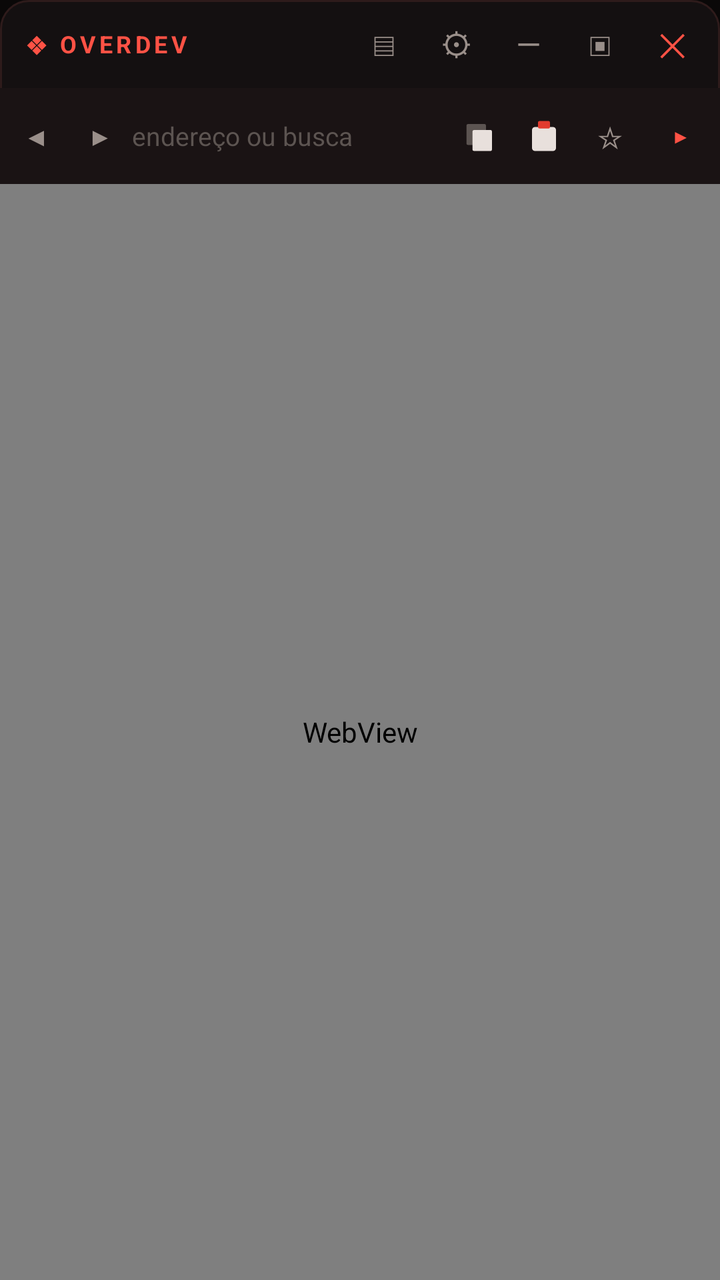
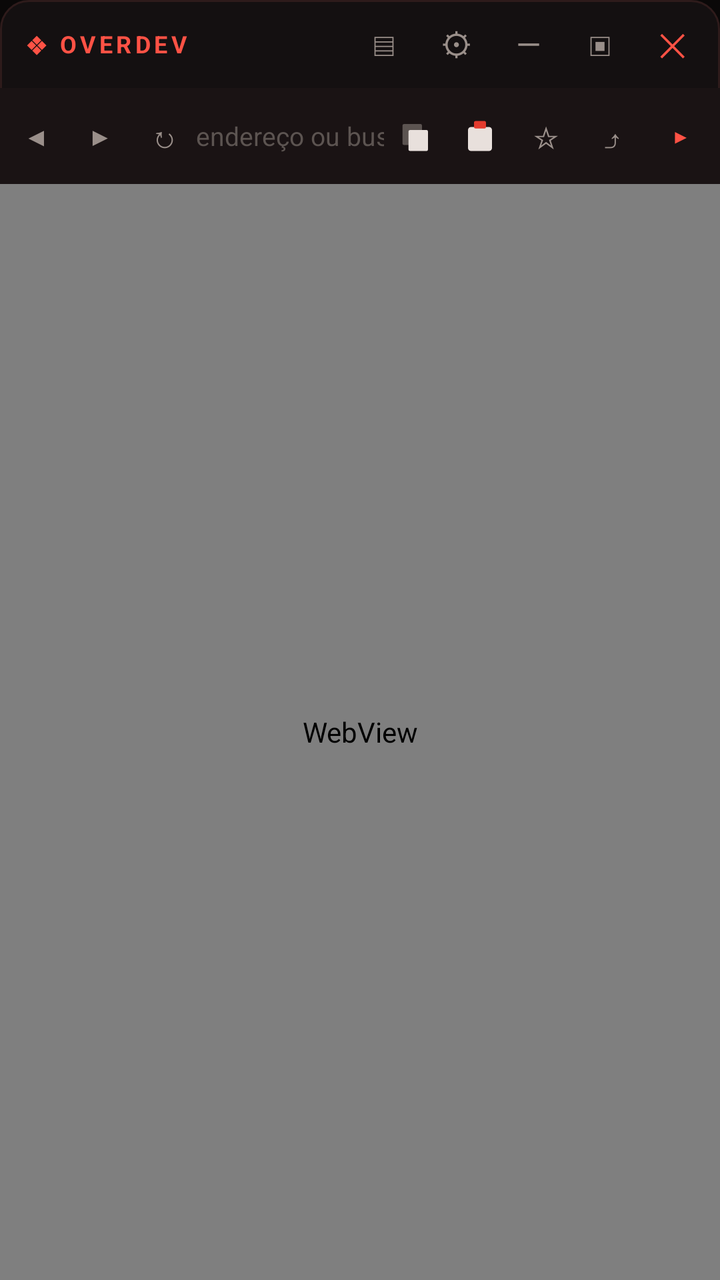

Two renders of the same Android screen: before a commit and after it. Below are the layout's source before the change and the commit's diff.
<!-- AndroidManifest.xml: application theme Theme.OverDev -->
<!-- res/layout/floating_browser.xml -->
<?xml version="1.0" encoding="utf-8"?>
<LinearLayout xmlns:android="http://schemas.android.com/apk/res/android"
    android:id="@+id/ovRoot"
    android:layout_width="match_parent"
    android:layout_height="match_parent"
    android:background="@drawable/ov_window_bg"
    android:orientation="vertical">

    <LinearLayout
        android:id="@+id/ovHeader"
        android:layout_width="match_parent"
        android:layout_height="44dp"
        android:gravity="center_vertical"
        android:orientation="horizontal"
        android:paddingStart="12dp"
        android:paddingEnd="6dp">

        <TextView
            android:layout_width="wrap_content"
            android:layout_height="wrap_content"
            android:letterSpacing="0.15"
            android:text="❖ OVERDEV"
            android:textColor="@color/ov_red_hi"
            android:textSize="12sp"
            android:textStyle="bold"/>

        <Space
            android:layout_width="0dp"
            android:layout_height="1dp"
            android:layout_weight="1"/>

        <TextView
            android:id="@+id/btnConsole"
            android:layout_width="36dp"
            android:layout_height="match_parent"
            android:background="?attr/selectableItemBackgroundBorderless"
            android:clickable="true"
            android:focusable="true"
            android:gravity="center"
            android:text="▤"
            android:textColor="@color/ov_dim"
            android:textSize="16sp"/>

        <TextView
            android:id="@+id/btnCfg"
            android:layout_width="36dp"
            android:layout_height="match_parent"
            android:background="?attr/selectableItemBackgroundBorderless"
            android:clickable="true"
            android:focusable="true"
            android:gravity="center"
            android:text="⚙"
            android:textColor="@color/ov_dim"
            android:textSize="16sp"/>

        <TextView
            android:id="@+id/btnMin"
            android:layout_width="36dp"
            android:layout_height="match_parent"
            android:background="?attr/selectableItemBackgroundBorderless"
            android:clickable="true"
            android:focusable="true"
            android:gravity="center"
            android:text="—"
            android:textColor="@color/ov_dim"
            android:textSize="16sp"/>

        <TextView
            android:id="@+id/btnExpand"
            android:layout_width="36dp"
            android:layout_height="match_parent"
            android:background="?attr/selectableItemBackgroundBorderless"
            android:clickable="true"
            android:focusable="true"
            android:gravity="center"
            android:text="▣"
            android:textColor="@color/ov_dim"
            android:textSize="16sp"/>

        <TextView
            android:id="@+id/btnClose"
            android:layout_width="36dp"
            android:layout_height="match_parent"
            android:background="?attr/selectableItemBackgroundBorderless"
            android:clickable="true"
            android:focusable="true"
            android:gravity="center"
            android:text="✕"
            android:textColor="@color/ov_red_hi"
            android:textSize="16sp"/>
    </LinearLayout>

    <LinearLayout
        android:layout_width="match_parent"
        android:layout_height="48dp"
        android:background="@color/ov_bar"
        android:gravity="center_vertical"
        android:orientation="horizontal"
        android:paddingStart="2dp"
        android:paddingEnd="2dp">

        <TextView
            android:id="@+id/btnBack"
            android:layout_width="32dp"
            android:layout_height="match_parent"
            android:background="?attr/selectableItemBackgroundBorderless"
            android:clickable="true"
            android:focusable="true"
            android:gravity="center"
            android:text="◀"
            android:textColor="@color/ov_dim"
            android:textSize="13sp"/>

        <TextView
            android:id="@+id/btnFwd"
            android:layout_width="32dp"
            android:layout_height="match_parent"
            android:background="?attr/selectableItemBackgroundBorderless"
            android:clickable="true"
            android:focusable="true"
            android:gravity="center"
            android:text="▶"
            android:textColor="@color/ov_dim"
            android:textSize="13sp"/>

        <EditText
            android:id="@+id/urlEdit"
            android:layout_width="0dp"
            android:layout_height="match_parent"
            android:layout_weight="1"
            android:background="@null"
            android:hint="endereço ou busca"
            android:imeOptions="actionGo"
            android:inputType="textUri"
            android:singleLine="true"
            android:textColor="@color/ov_txt"
            android:textColorHint="@color/ov_faint"
            android:textSize="13sp"/>

        <ImageView
            android:id="@+id/btnCopy"
            android:layout_width="32dp"
            android:layout_height="match_parent"
            android:background="?attr/selectableItemBackgroundBorderless"
            android:clickable="true"
            android:contentDescription="copiar seleção do site"
            android:focusable="true"
            android:padding="7dp"
            android:src="@drawable/ic_ov_copy"/>

        <ImageView
            android:id="@+id/btnPaste"
            android:layout_width="32dp"
            android:layout_height="match_parent"
            android:background="?attr/selectableItemBackgroundBorderless"
            android:clickable="true"
            android:contentDescription="colar no campo do site"
            android:focusable="true"
            android:padding="7dp"
            android:src="@drawable/ic_ov_paste"/>

        <TextView
            android:id="@+id/btnStar"
            android:layout_width="34dp"
            android:layout_height="match_parent"
            android:background="?attr/selectableItemBackgroundBorderless"
            android:clickable="true"
            android:focusable="true"
            android:gravity="center"
            android:text="☆"
            android:textColor="@color/ov_dim"
            android:textSize="15sp"/>

        <TextView
            android:id="@+id/btnGo"
            android:layout_width="36dp"
            android:layout_height="match_parent"
            android:background="?attr/selectableItemBackgroundBorderless"
            android:clickable="true"
            android:focusable="true"
            android:gravity="center"
            android:text="▸"
            android:textColor="@color/ov_red_hi"
            android:textSize="17sp"
            android:textStyle="bold"/>
    </LinearLayout>

    <WebView
        android:id="@+id/webView"
        android:layout_width="match_parent"
        android:layout_height="0dp"
        android:layout_weight="1"/>
</LinearLayout>
<!-- resources referenced by this layout -->
<resources>
  <color name="ov_bar">#1A1314</color>
  <color name="ov_dim">#9A8F8A</color>
  <color name="ov_faint">#5C5451</color>
  <color name="ov_red_hi">#FF5245</color>
  <color name="ov_txt">#E8E0DC</color>
  <!-- drawable ic_ov_copy (drawable) -->
  <?xml version="1.0" encoding="utf-8"?>
  <vector xmlns:android="http://schemas.android.com/apk/res/android"
      android:width="24dp"
      android:height="24dp"
      android:viewportWidth="24"
      android:viewportHeight="24">
      <path
          android:fillColor="#5C5451"
          android:pathData="M4,4 h11 a1,1 0 0 1 1,1 v12 a1,1 0 0 1 -1,1 h-11 a1,1 0 0 1 -1,-1 v-12 a1,1 0 0 1 1,-1 z"/>
      <path
          android:fillColor="#E8E0DC"
          android:pathData="M8,8 h11 a1,1 0 0 1 1,1 v12 a1,1 0 0 1 -1,1 h-11 a1,1 0 0 1 -1,-1 v-12 a1,1 0 0 1 1,-1 z"/>
  </vector>
  <!-- drawable ic_ov_paste (drawable) -->
  <?xml version="1.0" encoding="utf-8"?>
  <vector xmlns:android="http://schemas.android.com/apk/res/android"
      android:width="24dp"
      android:height="24dp"
      android:viewportWidth="24"
      android:viewportHeight="24">
      <path
          android:fillColor="#E8E0DC"
          android:pathData="M6,6 h12 a2,2 0 0 1 2,2 v12 a2,2 0 0 1 -2,2 h-12 a2,2 0 0 1 -2,-2 v-12 a2,2 0 0 1 2,-2 z"/>
      <path
          android:fillColor="#E23B2E"
          android:pathData="M9,2 h6 a1,1 0 0 1 1,1 v3 a1,1 0 0 1 -1,1 h-6 a1,1 0 0 1 -1,-1 v-3 a1,1 0 0 1 1,-1 z"/>
  </vector>
  <!-- drawable ov_window_bg (drawable) -->
  <?xml version="1.0" encoding="utf-8"?>
  <shape xmlns:android="http://schemas.android.com/apk/res/android" android:shape="rectangle">
      <solid android:color="#141011"/>
      <corners android:radius="14dp"/>
      <stroke android:width="1dp" android:color="#2E1B1B"/>
  </shape>
  <style name="Theme.OverDev" parent="Theme.Material3.Dark.NoActionBar">
          <item name="colorPrimary">@color/ov_red_hi</item>
          <item name="colorOnPrimary">#140404</item>
          <item name="colorSecondary">@color/ov_red</item>
          <item name="colorOnSecondary">#140404</item>
          <item name="colorSurface">@color/ov_surface</item>
          <item name="colorOnSurface">@color/ov_txt</item>
          <item name="android:colorBackground">@color/ov_bg</item>
          <item name="android:statusBarColor">@color/ov_bg</item>
          <item name="android:navigationBarColor">@color/ov_bg</item>
      </style>
  <color name="ov_red">#E23B2E</color>
  <color name="ov_surface">#141011</color>
  <color name="ov_bg">#0A0808</color>
</resources>

<!-- the commit's change to res/layout/floating_browser.xml (unified diff, before → after) -->
@@ -122,6 +122,18 @@
             android:text="▶"
             android:textColor="@color/ov_dim"
             android:textSize="13sp"/>
+
+        <TextView
+            android:id="@+id/btnReload"
+            android:layout_width="32dp"
+            android:layout_height="match_parent"
+            android:background="?attr/selectableItemBackgroundBorderless"
+            android:clickable="true"
+            android:focusable="true"
+            android:gravity="center"
+            android:text="↻"
+            android:textColor="@color/ov_dim"
+            android:textSize="15sp"/>
 
         <EditText
             android:id="@+id/urlEdit"
@@ -172,6 +184,18 @@
             android:textSize="15sp"/>
 
         <TextView
+            android:id="@+id/btnShare"
+            android:layout_width="32dp"
+            android:layout_height="match_parent"
+            android:background="?attr/selectableItemBackgroundBorderless"
+            android:clickable="true"
+            android:focusable="true"
+            android:gravity="center"
+            android:text="⤴"
+            android:textColor="@color/ov_dim"
+            android:textSize="15sp"/>
+
+        <TextView
             android:id="@+id/btnGo"
             android:layout_width="36dp"
             android:layout_height="match_parent"
@@ -185,6 +209,16 @@
             android:textStyle="bold"/>
     </LinearLayout>
 
+    <ProgressBar
+        android:id="@+id/loadingBar"
+        style="?android:attr/progressBarStyleHorizontal"
+        android:layout_width="match_parent"
+        android:layout_height="3dp"
+        android:indeterminate="false"
+        android:max="100"
+        android:progressDrawable="@drawable/ov_progress"
+        android:visibility="gone"/>
+
     <WebView
         android:id="@+id/webView"
         android:layout_width="match_parent"
<!-- resource entries referenced after the edit -->
@@ -33,6 +33,22 @@
           android:fillColor="#E23B2E"
           android:pathData="M9,2 h6 a1,1 0 0 1 1,1 v3 a1,1 0 0 1 -1,1 h-6 a1,1 0 0 1 -1,-1 v-3 a1,1 0 0 1 1,-1 z"/>
   </vector>
+  <!-- drawable ov_progress (drawable) -->
+  <?xml version="1.0" encoding="utf-8"?>
+  <layer-list xmlns:android="http://schemas.android.com/apk/res/android">
+      <item android:id="@android:id/background">
+          <shape>
+              <solid android:color="#1A1414"/>
+          </shape>
+      </item>
+      <item android:id="@android:id/progress">
+          <clip>
+              <shape>
+                  <solid android:color="#E23B2E"/>
+              </shape>
+          </clip>
+      </item>
+  </layer-list>
   <!-- drawable ov_window_bg (drawable) -->
   <?xml version="1.0" encoding="utf-8"?>
   <shape xmlns:android="http://schemas.android.com/apk/res/android" android:shape="rectangle">
